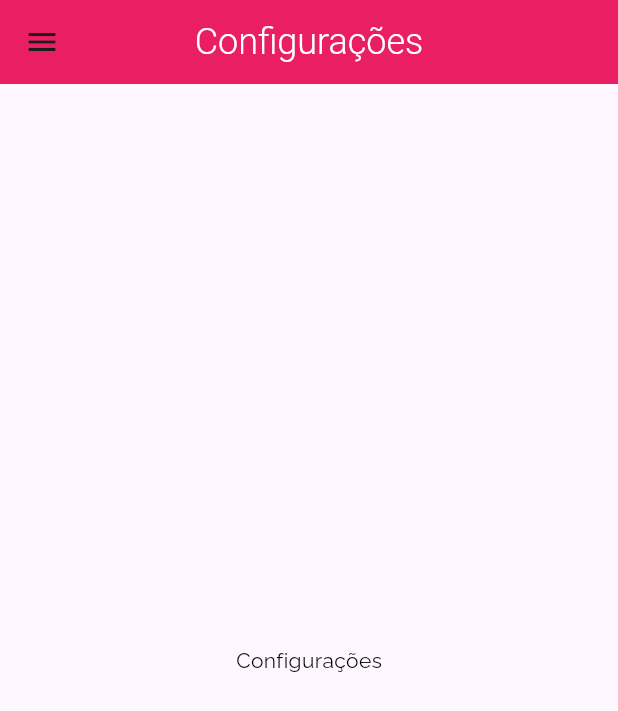
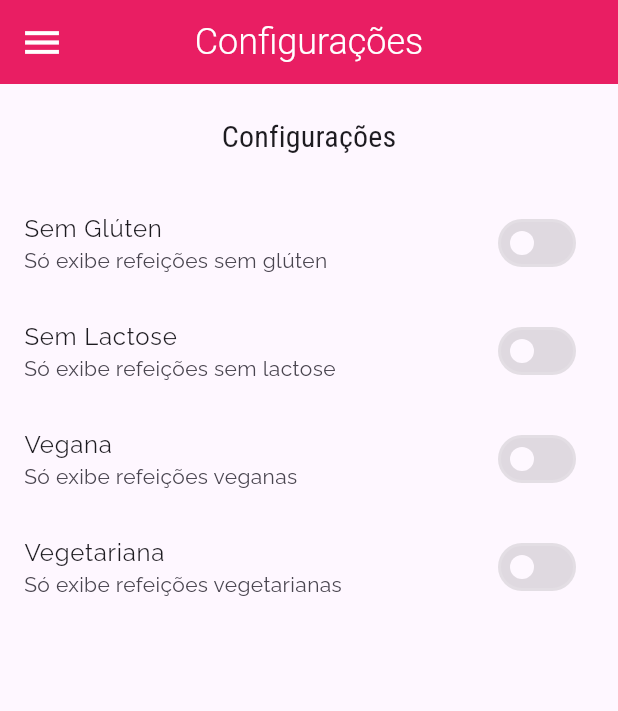
Before and after one commit to Debora-Mind/Meals, a Flutter app: the SettingsScreen screen opened by its route, on a phone screen of 412 x 824 dp. Shown: the top 711 px of the screen. Run offline on Flutter 3.47's test engine with Material 3 defaults, Android fonts, the phone set to English and light mode, and no system bars; network calls fail; Roboto replaces fonts that are missing (Realway); statements that could not run were skipped.

Commit message:
Ajustando layout das configurações
Em settings, adicionada função que monta título, subtítulo e o swich, por padrão false

```diff
--- a/lib/components/meal_item.dart
+++ b/lib/components/meal_item.dart
@@ -7,10 +7,18 @@ class MealItem extends StatelessWidget {
   const MealItem({super.key, required this.meal});
 
   void _selectMeal(BuildContext context) {
-    Navigator.of(context).pushNamed(
+    Navigator.of(context)
+        .pushNamed(
       AppRoutes.MEAL_DETAIL,
       arguments: meal,
-    );
+    )
+        .then((result) {
+      if (result == null) {
+        print('Sem resultado!');
+      } else {
+        print('O nome da refeição é $result.');
+      }
+    });
   }
 
   @override
--- a/lib/main.dart
+++ b/lib/main.dart
@@ -1,4 +1,6 @@
 import 'package:flutter/material.dart';
+import 'package:meals/data/dummy_data.dart';
+import 'package:meals/models/meal.dart';
 import 'package:meals/screens/meal_detail_screen.dart';
 import 'package:meals/screens/settings_screen.dart';
 import 'package:meals/screens/tabs_screen.dart';
@@ -9,8 +11,15 @@ import 'utils/app_routes.dart';
 
 void main() => runApp(const MyApp());
 
-class MyApp extends StatelessWidget {
+class MyApp extends StatefulWidget {
   const MyApp({super.key});
+
+  @override
+  State<MyApp> createState() => _MyAppState();
+}
+
+class _MyAppState extends State<MyApp> {
+  List<Meal> _avaliableMeals = DUMMY_MEALS;
 
   @override
   Widget build(BuildContext context) {
@@ -57,17 +66,53 @@ class MyApp extends StatelessWidget {
               fontWeight: FontWeight.w300,
             ),
             centerTitle: true,
-        ),
+            iconTheme: IconThemeData(
+              color: Colors.white,
+              size: 30,
+            )),
         bottomNavigationBarTheme: const BottomNavigationBarThemeData(
           backgroundColor: Colors.pink,
           unselectedItemColor: Colors.white,
           selectedItemColor: Colors.amber,
         ),
         drawerTheme: const DrawerThemeData(),
+        floatingActionButtonTheme: const FloatingActionButtonThemeData(
+          backgroundColor: Colors.amber,
+          shape: RoundedRectangleBorder(
+            borderRadius: BorderRadius.all(
+              Radius.circular(40),
+            ),
+          ),
+          splashColor: Colors.pink,
+        ),
+        switchTheme:
+            SwitchThemeData(thumbColor: WidgetStateProperty.resolveWith<Color?>(
+          (Set<WidgetState> states) {
+            if (states.contains(WidgetState.selected)) {
+              return Colors.white;
+            }
+            return Colors.white12;
+          },
+        ), trackColor: WidgetStateProperty.resolveWith<Color?>(
+          (Set<WidgetState> states) {
+            if (states.contains(WidgetState.selected)) {
+              return Colors.green;
+            }
+            return Colors.black12;
+          },
+        ), trackOutlineColor: WidgetStateProperty.resolveWith<Color?>(
+          (Set<WidgetState> states) {
+            if (states.contains(WidgetState.selected)) {
+              return Colors.green;
+            }
+            return Colors.white12;
+          },
+        )),
       ),
       routes: {
         AppRoutes.HOME: (ctx) => const TabsScreen(),
-        AppRoutes.CATEGORIES_MEALS: (ctx) => const CategoriesMealsScreen(),
+        AppRoutes.CATEGORIES_MEALS: (ctx) =>
+            CategoriesMealsScreen(_avaliableMeals),
         AppRoutes.MEAL_DETAIL: (ctx) => const MealDetailScreen(),
         AppRoutes.SETTINGS: (ctx) => const SettingsScreen(),
       },
--- /dev/null
+++ b/lib/models/settings.dart
@@ -0,0 +1,13 @@
+class Settings {
+  bool? isGlutenFree;
+  bool? isLactoseFree;
+  bool? isVegan;
+  bool? isVegetarian;
+
+  Settings({
+    this.isGlutenFree = false,
+    this.isLactoseFree = false,
+    this.isVegan = false,
+    this.isVegetarian = false,
+  });
+}
--- a/lib/screens/meal_detail_screen.dart
+++ b/lib/screens/meal_detail_screen.dart
@@ -89,6 +89,12 @@ class MealDetailScreen extends StatelessWidget {
           ),
         ]),
       ),
+      floatingActionButton: FloatingActionButton(
+        child: const Icon(Icons.star),
+        onPressed: () => {
+          Navigator.of(context).pop(meal.title),
+        },
+      ),
     );
   }
 }
--- a/lib/screens/settings_screen.dart
+++ b/lib/screens/settings_screen.dart
@@ -1,9 +1,31 @@
 import 'package:flutter/material.dart';
 
 import 'package:meals/screens/main_drawer.dart';
+import '../models/settings.dart';
 
-class SettingsScreen extends StatelessWidget {
+class SettingsScreen extends StatefulWidget {
   const SettingsScreen({super.key});
+
+  @override
+  State<SettingsScreen> createState() => _SettingsScreenState();
+}
+
+class _SettingsScreenState extends State<SettingsScreen> {
+  final settings = Settings();
+
+  Widget _createSwitch(
+    String title,
+    String subtitle,
+    bool value,
+    Function(bool) onChanged,
+  ) {
+    return SwitchListTile.adaptive(
+      title: Text(title),
+      subtitle: Text(subtitle),
+      value: value,
+      onChanged: onChanged,
+    );
+  }
 
   @override
   Widget build(BuildContext context) {
@@ -12,8 +34,46 @@ class SettingsScreen extends StatelessWidget {
         title: const Text('Configurações'),
       ),
       drawer: const MainDrawer(),
-      body: const Center(
-        child: Text('Configurações'),
+      body: Column(
+        children: <Widget>[
+          Container(
+            padding: const EdgeInsets.all(20),
+            child: Text(
+              'Configurações',
+              style: Theme.of(context).textTheme.titleMedium,
+            ),
+          ),
+          Expanded(
+            child: ListView(
+              children: <Widget>[
+                _createSwitch(
+                  'Sem Glúten',
+                  'Só exibe refeições sem glúten',
+                  settings.isGlutenFree as bool,
+                  (value) => setState(() => settings.isGlutenFree = value),
+                ),
+                _createSwitch(
+                  'Sem Lactose',
+                  'Só exibe refeições sem lactose',
+                  settings.isLactoseFree as bool,
+                  (value) => setState(() => settings.isLactoseFree = value),
+                ),
+                _createSwitch(
+                  'Vegana',
+                  'Só exibe refeições veganas',
+                  settings.isVegan as bool,
+                  (value) => setState(() => settings.isVegan = value),
+                ),
+                _createSwitch(
+                  'Vegetariana',
+                  'Só exibe refeições vegetarianas',
+                  settings.isVegetarian as bool,
+                  (value) => setState(() => settings.isVegetarian = value),
+                ),
+              ],
+            ),
+          ),
+        ],
       )
     );
   }
```
Lines whose indentation alone changed are shown as unchanged.
